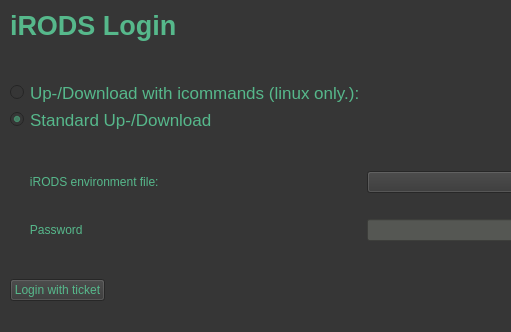
This is gui/ui-files/irodsLogin.ui in iBridges-for-iRODS/iBridges as Qt 5 draws it before an edit; both pictures show x 0 to 511 and y 0 to 332 of the 770 by 332 pixel window. The edited form follows.
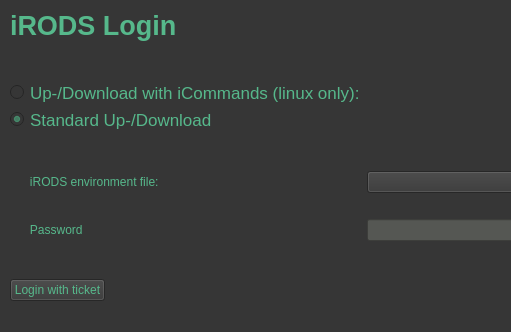
This is the edited form.

Diff of the .ui file:
```diff
--- a/gui/ui-files/irodsLogin.ui
+++ b/gui/ui-files/irodsLogin.ui
@@ -79,7 +79,7 @@
        <string notr="true"/>
       </property>
       <property name="text">
-       <string>Up-/Download with icommands (linux only.):</string>
+       <string>Up-/Download with iCommands (linux only):</string>
       </property>
      </widget>
     </item>
```
